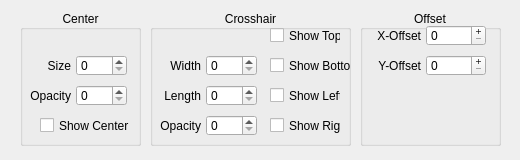
First picture: the form in QKeyMapper/qcrosshairsetupdialog.ui, repository Zalafina/QKeyMapper, before the edit.
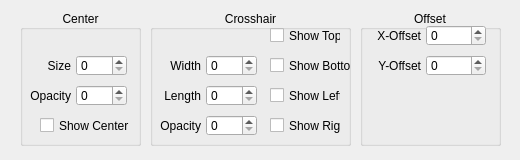
Second picture: the form after the edit.

```diff
--- a/QKeyMapper/qcrosshairsetupdialog.ui
+++ b/QKeyMapper/qcrosshairsetupdialog.ui
@@ -175,9 +175,6 @@
    <property name="focusPolicy">
     <enum>Qt::FocusPolicy::ClickFocus</enum>
    </property>
-   <property name="buttonSymbols">
-    <enum>QAbstractSpinBox::ButtonSymbols::PlusMinus</enum>
-   </property>
   </widget>
   <widget class="QCheckBox" name="showTopCheckBox">
    <property name="geometry">
@@ -207,9 +204,6 @@
    <property name="focusPolicy">
     <enum>Qt::FocusPolicy::ClickFocus</enum>
    </property>
-   <property name="buttonSymbols">
-    <enum>QAbstractSpinBox::ButtonSymbols::PlusMinus</enum>
-   </property>
   </widget>
   <widget class="QLabel" name="y_offsetLabel">
    <property name="geometry">
```
